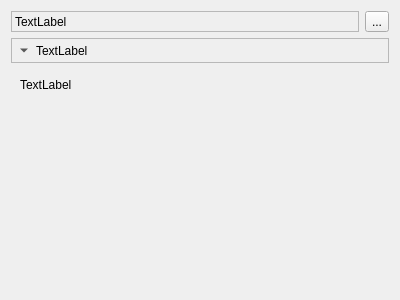
Old version of the form design/effectspaneltest.ui in the repository fluggo/Canvas.
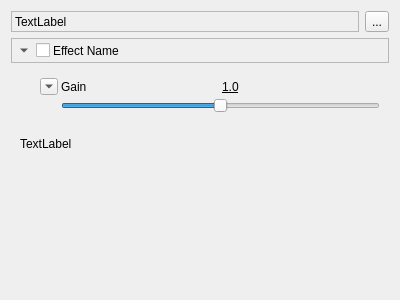
New version of the form.

What changed in the file:
```diff
--- a/design/effectspaneltest.ui
+++ b/design/effectspaneltest.ui
@@ -72,16 +72,144 @@
         </property>
        </widget>
       </item>
+      <item>
+       <widget class="QCheckBox" name="checkBox">
+        <property name="sizePolicy">
+         <sizepolicy hsizetype="Minimum" vsizetype="Fixed">
+          <horstretch>0</horstretch>
+          <verstretch>0</verstretch>
+         </sizepolicy>
+        </property>
+        <property name="text">
+         <string/>
+        </property>
+       </widget>
+      </item>
       <item>
        <widget class="QLabel" name="label_2">
+        <property name="sizePolicy">
+         <sizepolicy hsizetype="MinimumExpanding" vsizetype="Preferred">
+          <horstretch>0</horstretch>
+          <verstretch>0</verstretch>
+         </sizepolicy>
+        </property>
         <property name="text">
-         <string>TextLabel</string>
+         <string>Effect Name</string>
         </property>
        </widget>
       </item>
      </layout>
     </widget>
    </item>
+   <item>
+    <widget class="QWidget" name="widget_2" native="true">
+     <layout class="QHBoxLayout" name="horizontalLayout_4">
+      <property name="spacing">
+       <number>0</number>
+      </property>
+      <property name="margin">
+       <number>0</number>
+      </property>
+      <item>
+       <spacer name="horizontalSpacer">
+        <property name="orientation">
+         <enum>Qt::Horizontal</enum>
+        </property>
+        <property name="sizeType">
+         <enum>QSizePolicy::Minimum</enum>
+        </property>
+        <property name="sizeHint" stdset="0">
+         <size>
+          <width>20</width>
+          <height>0</height>
+         </size>
+        </property>
+       </spacer>
+      </item>
+      <item>
+       <widget class="QWidget" name="widget_3" native="true">
+        <property name="sizePolicy">
+         <sizepolicy hsizetype="Expanding" vsizetype="Preferred">
+          <horstretch>0</horstretch>
+          <verstretch>0</verstretch>
+         </sizepolicy>
+        </property>
+        <layout class="QVBoxLayout" name="verticalLayout_2">
+         <item>
+          <widget class="QWidget" name="widget_4" native="true">
+           <layout class="QGridLayout" name="gridLayout">
+            <property name="margin">
+             <number>0</number>
+            </property>
+            <property name="spacing">
+             <number>3</number>
+            </property>
+            <item row="0" column="1">
+             <widget class="QLabel" name="label_4">
+              <property name="text">
+               <string>Gain</string>
+              </property>
+             </widget>
+            </item>
+            <item row="0" column="2">
+             <widget class="QLabel" name="label_5">
+              <property name="font">
+               <font>
+                <underline>true</underline>
+               </font>
+              </property>
+              <property name="text">
+               <string>1.0</string>
+              </property>
+             </widget>
+            </item>
+            <item row="0" column="0">
+             <widget class="QToolButton" name="toolButton_3">
+              <property name="text">
+               <string>...</string>
+              </property>
+              <property name="iconSize">
+               <size>
+                <width>10</width>
+                <height>10</height>
+               </size>
+              </property>
+              <property name="arrowType">
+               <enum>Qt::DownArrow</enum>
+              </property>
+             </widget>
+            </item>
+            <item row="1" column="1" colspan="2">
+             <widget class="QSlider" name="horizontalSlider">
+              <property name="maximum">
+               <number>2000</number>
+              </property>
+              <property name="singleStep">
+               <number>10</number>
+              </property>
+              <property name="pageStep">
+               <number>100</number>
+              </property>
+              <property name="value">
+               <number>1000</number>
+              </property>
+              <property name="orientation">
+               <enum>Qt::Horizontal</enum>
+              </property>
+              <property name="tickPosition">
+               <enum>QSlider::NoTicks</enum>
+              </property>
+             </widget>
+            </item>
+           </layout>
+          </widget>
+         </item>
+        </layout>
+       </widget>
+      </item>
+     </layout>
+    </widget>
+   </item>
    <item>
     <widget class="QWidget" name="widget" native="true">
      <layout class="QHBoxLayout" name="horizontalLayout_3">
```
